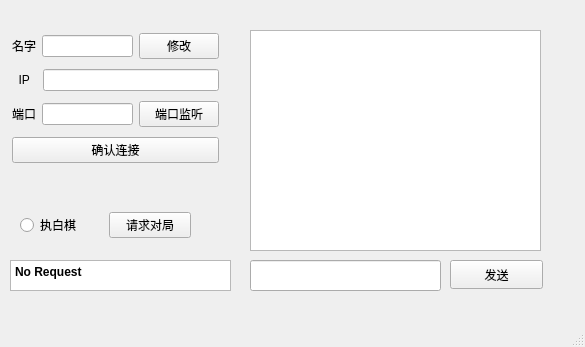
First picture: the form in NoGo/NoGowithStart/netwindow.ui, repository Zhouyutian22/NoGoTeam3, before the edit.
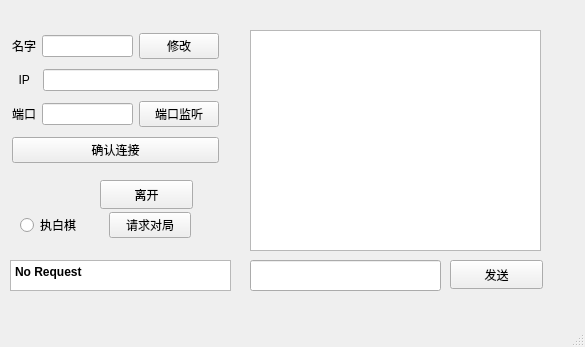
Second picture: the form after the edit.

What changed in the file:
```diff
--- a/NoGo/NoGowithStart/netwindow.ui
+++ b/NoGo/NoGowithStart/netwindow.ui
@@ -73,7 +73,7 @@
 &lt;p style=&quot; margin-top:0px; margin-bottom:0px; margin-left:0px; margin-right:0px; -qt-block-indent:0; text-indent:0px;&quot;&gt;&lt;span style=&quot; font-size:9pt;&quot;&gt;No Request&lt;/span&gt;&lt;/p&gt;&lt;/body&gt;&lt;/html&gt;</string>
     </property>
    </widget>
-   <widget class="QWidget" name="">
+   <widget class="QWidget" name="layoutWidget">
     <property name="geometry">
      <rect>
       <x>12</x>
@@ -152,7 +152,7 @@
      </item>
     </layout>
    </widget>
-   <widget class="QWidget" name="">
+   <widget class="QWidget" name="layoutWidget">
     <property name="geometry">
      <rect>
       <x>20</x>
@@ -178,6 +178,19 @@
      </item>
     </layout>
    </widget>
+   <widget class="QPushButton" name="LeaveButton">
+    <property name="geometry">
+     <rect>
+      <x>100</x>
+      <y>180</y>
+      <width>93</width>
+      <height>29</height>
+     </rect>
+    </property>
+    <property name="text">
+     <string>离开</string>
+    </property>
+   </widget>
   </widget>
   <widget class="QMenuBar" name="menubar">
    <property name="geometry">
```
